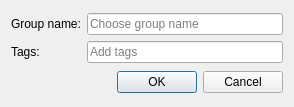
This is src/libs/vtools/dialogs/tools/dialoggroup.ui in equinox-patterns/Ostara as Qt 5 draws it before an edit. The edited form follows.
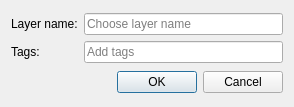
This is the edited form. Icons and pictures are not drawn. Custom widgets are drawn as their Qt base class.

Commit message: Rename visibility 'Group' UI strings to 'Layer'

```diff
--- a/src/libs/vtools/dialogs/tools/dialoggroup.ui
+++ b/src/libs/vtools/dialogs/tools/dialoggroup.ui
@@ -23,7 +23,7 @@
      <item row="0" column="0">
       <widget class="QLabel" name="label">
        <property name="text">
-        <string>Group name:</string>
+        <string>Layer name:</string>
        </property>
       </widget>
      </item>
@@ -33,7 +33,7 @@
         <string/>
        </property>
        <property name="placeholderText">
-        <string>Choose group name</string>
+        <string>Choose layer name</string>
        </property>
       </widget>
      </item>
```
Left out of the diff: 2 changed lines with no effect on the pictures. The commit also changes 15 other files.
